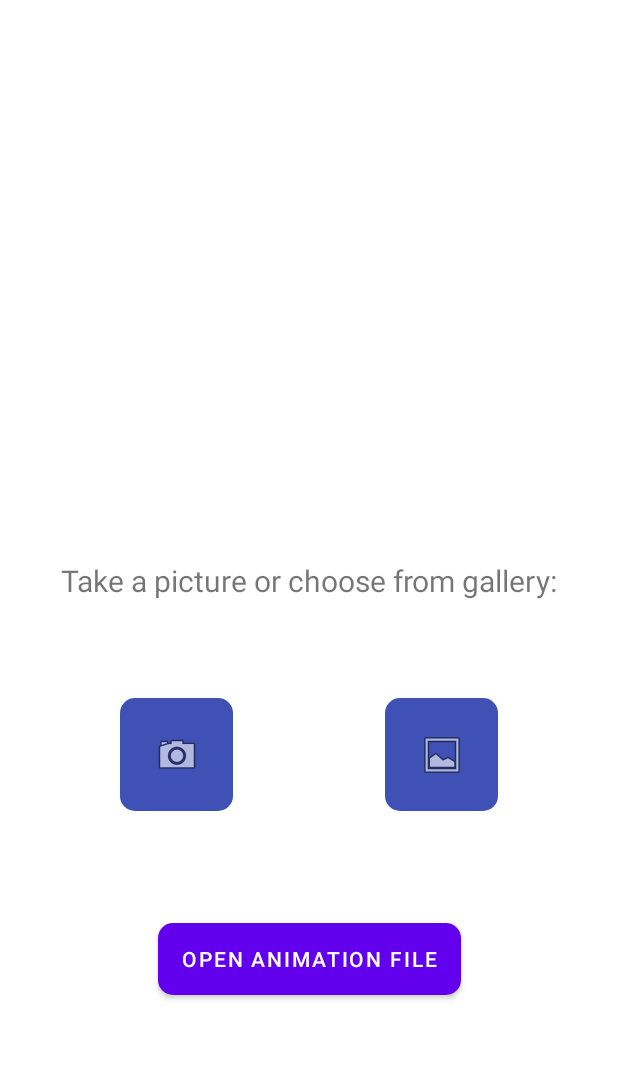
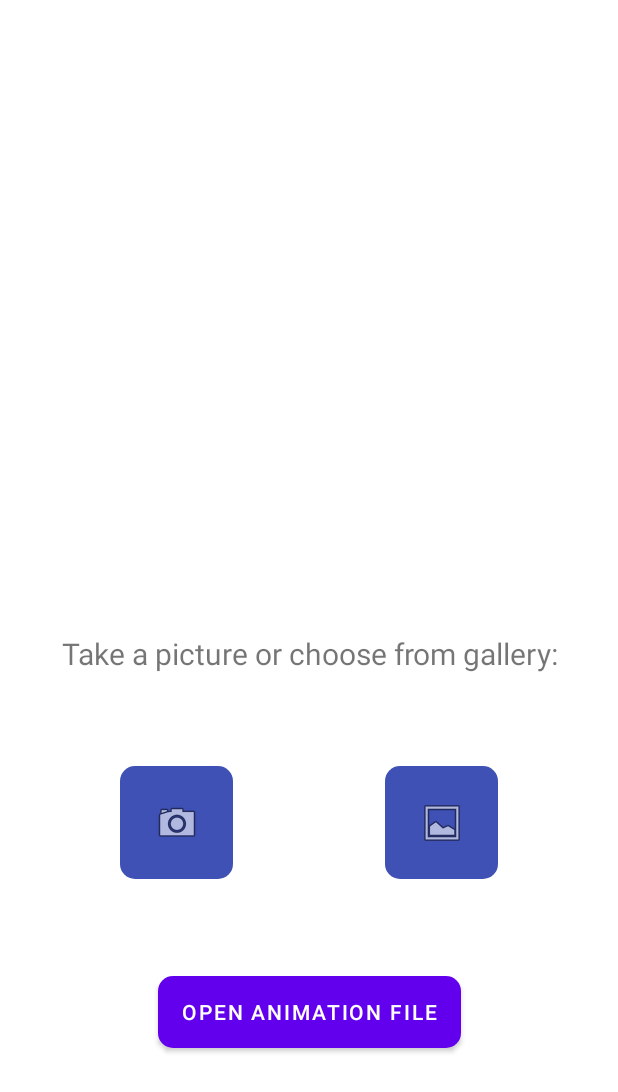
Before and after one commit to Alexan-ded/warm-letters, an Android app: the screen it shows after launch (MainActivity), on a phone screen of 412 x 824 dp. Shown: the top 1092 px of the screen. Run offline under Robolectric (Android 15) with nearby library versions, the phone set to English and light mode, and no system bars.

Commit message:
Fix: Layout on low resolution devices

```diff
--- a/app/build.gradle
+++ b/app/build.gradle
@@ -9,7 +9,7 @@ android {
 
     defaultConfig {
         applicationId "com.example.warm_letters"
-        minSdk 26
+        minSdk 25
         targetSdk 33
         versionCode 1
         versionName "1.0"
--- a/app/src/main/java/com/example/warm_letters/MainActivity.java
+++ b/app/src/main/java/com/example/warm_letters/MainActivity.java
@@ -30,11 +30,8 @@ import java.util.concurrent.atomic.AtomicBoolean;
 TODO server connection settings
 TODO put colors to colors.xml
 TODO background tasks interruption in onPause
+TODO change button pictures
 TODO implement callback when image sent to server instead of using AtomicBool
-TODO change button pictures
-TODO confirmation window on exit
-TODO camera permission if API < 26 (works on 26, maybe even lower, not 24 tho)
-TODO make minsdk 27 lol
 
 TODO handle phone rotation
 
--- a/app/src/main/java/com/example/warm_letters/ShowAnimation.java
+++ b/app/src/main/java/com/example/warm_letters/ShowAnimation.java
@@ -30,7 +30,6 @@ public class ShowAnimation extends AppCompatActivity {
 
         APNGDrawable apngDrawable = APNGDrawable.fromFile(file.getPath());
         handwritingAnimation.setImageDrawable(apngDrawable);
-//        handwritingAnimation.animate();
 
         shareButton.setOnClickListener(view -> {
             Intent shareIntent = new Intent(Intent.ACTION_SEND);
--- a/app/src/main/res/layout/activity_main.xml
+++ b/app/src/main/res/layout/activity_main.xml
@@ -10,12 +10,12 @@
       android:id="@+id/openFileButton"
       android:layout_width="wrap_content"
       android:layout_height="wrap_content"
-      android:layout_marginTop="200dp"
+      android:layout_marginBottom="125dp"
       android:background="@drawable/button_background"
       android:text="@string/open_file"
+      app:layout_constraintBottom_toBottomOf="parent"
       app:layout_constraintEnd_toEndOf="parent"
-      app:layout_constraintStart_toStartOf="parent"
-      app:layout_constraintTop_toBottomOf="@+id/mainText" />
+      app:layout_constraintStart_toStartOf="parent" />
   <ImageButton
       android:id="@+id/galleryButton"
       android:layout_width="75dp"
@@ -43,16 +43,15 @@
       tools:visibility="visible" />
   <TextView
       android:id="@+id/mainText"
-      android:layout_width="374dp"
-      android:layout_height="56dp"
-      android:layout_marginBottom="50dp"
+      android:layout_width="0dp"
+      android:layout_height="50dp"
+      android:layout_marginBottom="190dp"
       android:gravity="center"
       android:text="@string/main_text"
       android:textSize="20sp"
-      app:layout_constraintBottom_toBottomOf="parent"
+      app:layout_constraintBottom_toTopOf="@+id/openFileButton"
       app:layout_constraintEnd_toEndOf="parent"
       app:layout_constraintHorizontal_bias="0.485"
-      app:layout_constraintStart_toStartOf="parent"
-      app:layout_constraintTop_toTopOf="parent" />
+      app:layout_constraintStart_toStartOf="parent" />
 
 </androidx.constraintlayout.widget.ConstraintLayout>
```
Also changed, not shown: app/src/main/res/layout/activity_show_animation.xml (+8 -6 lines), 1 other file.
